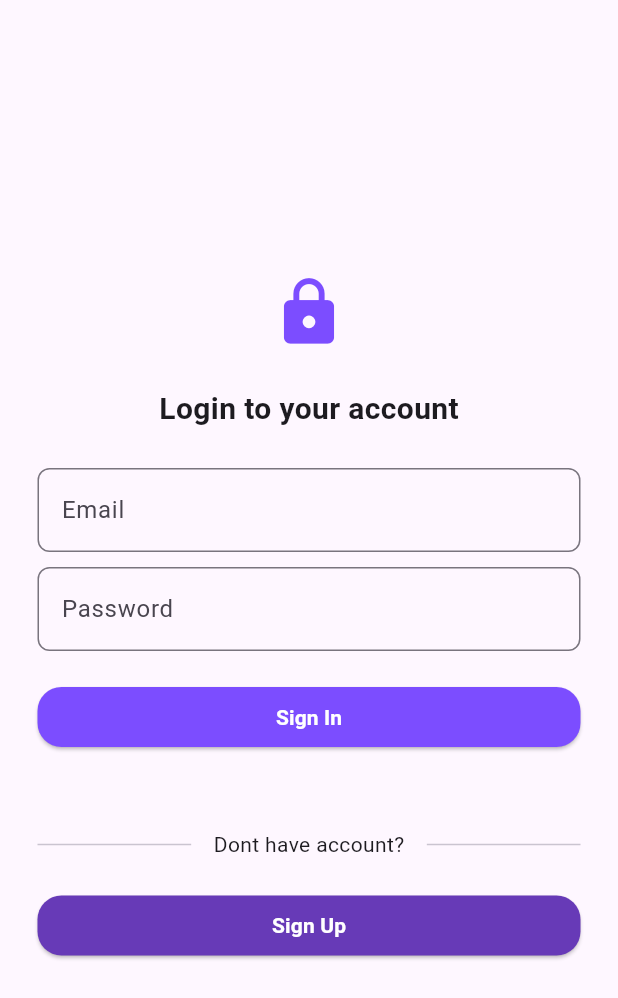
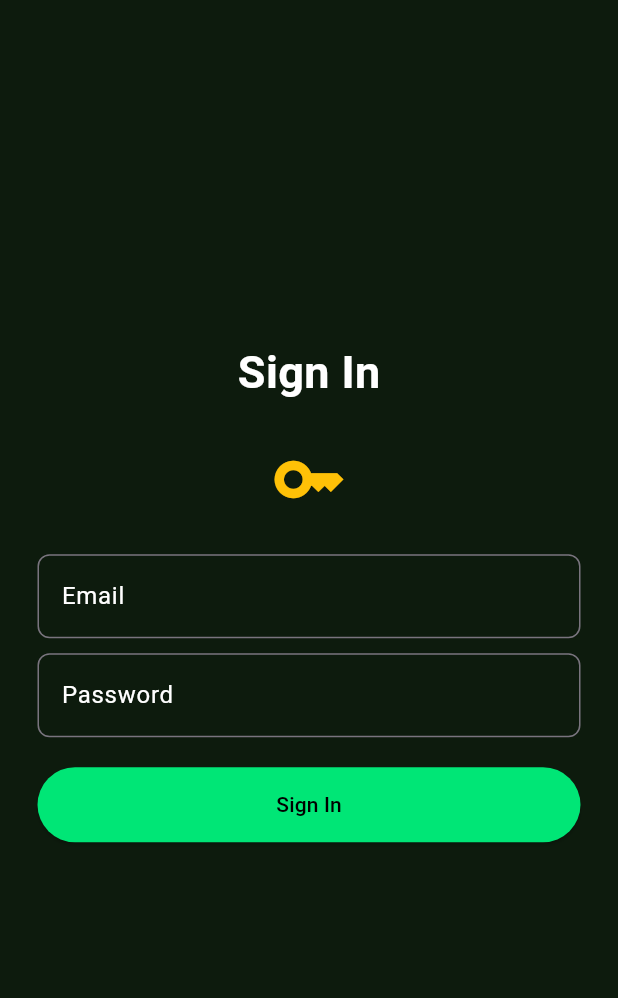
Before and after one commit to yunuscelikk/flutter_firebase_auth, a Flutter app: the LoginPage screen opened directly, on a phone screen of 412 x 824 dp. Shown: the top 998 px of the screen. Run offline on Flutter 3.47's test engine with Material 3 defaults, Android fonts, the phone set to English and light mode, and no system bars; our stand-ins replace firebase_auth, firebase_core; accounts and stored records are empty.

Commit message:
ui improve

```diff
--- a/lib/components/my_button.dart
+++ b/lib/components/my_button.dart
@@ -16,17 +16,18 @@ class MyButton extends StatelessWidget {
   Widget build(BuildContext context) {
     return SizedBox(
       width: double.infinity,
+      height: 50,
       child: ElevatedButton(
         style: ElevatedButton.styleFrom(
           shape: RoundedRectangleBorder(
-            borderRadius: BorderRadius.circular(16),
+            borderRadius: BorderRadius.circular(30),
           ),
           backgroundColor: backgroundColor,
         ),
         onPressed: onPressed,
         child: Text(
           text,
-          style: TextStyle(fontWeight: FontWeight.bold, color: Colors.white),
+          style: TextStyle(fontWeight: FontWeight.w500, color: Colors.black),
         ),
       ),
     );
--- a/lib/components/my_text_field.dart
+++ b/lib/components/my_text_field.dart
@@ -18,8 +18,10 @@ class MyTextField extends StatelessWidget {
       controller: controller,
       obscureText: obscureText,
       decoration: InputDecoration(
+        hintStyle: TextStyle(color: Colors.white),
         border: OutlineInputBorder(borderRadius: BorderRadius.circular(8)),
         labelText: labelText,
+        labelStyle: TextStyle(color: Colors.white),
       ),
     );
   }
--- a/lib/main.dart
+++ b/lib/main.dart
@@ -1,7 +1,7 @@
 import 'package:firebase_core/firebase_core.dart';
 import 'package:flutter/material.dart';
 import 'package:flutter_firebase_auth/pages/home_page.dart';
-import 'package:flutter_firebase_auth/pages/login_page.dart';
+
 import 'firebase_options.dart';
 
 const clientId = 'YOUR_CLIENT_ID';
--- a/lib/pages/home_page.dart
+++ b/lib/pages/home_page.dart
@@ -48,6 +48,7 @@ class HomePage extends StatelessWidget {
                   children: [
                     Expanded(
                       child: FloatingActionButton(
+                        heroTag: "fab_register",
                         shape: RoundedRectangleBorder(
                           borderRadius: BorderRadius.circular(30),
                         ),
@@ -77,6 +78,7 @@ class HomePage extends StatelessWidget {
                   children: [
                     Expanded(
                       child: FloatingActionButton(
+                        heroTag: "fab_login",
                         shape: RoundedRectangleBorder(
                           borderRadius: BorderRadius.circular(30),
                         ),
--- a/lib/pages/login_page.dart
+++ b/lib/pages/login_page.dart
@@ -6,7 +6,6 @@ import 'package:flutter_firebase_auth/auth_service.dart';
 import 'package:flutter_firebase_auth/components/my_button.dart';
 import 'package:flutter_firebase_auth/components/my_text_field.dart';
 import 'package:flutter_firebase_auth/pages/home_page.dart';
-import 'register_page.dart';
 
 class LoginPage extends StatefulWidget {
   const LoginPage({super.key});
@@ -27,14 +26,12 @@ class _LoginPageState extends State<LoginPage> {
 
   void signIn() async {
     try {
-      final user = await authService.value.signIn(
+      await authService.value.signIn(
         email: controllerEmail.text,
         password: controllerPassword.text,
       );
-      if (user != null) {
-        log('User logged in');
-        goToHome(context);
-      }
+      log('User logged in');
+      goToHome(context);
     } on FirebaseAuthException catch (e) {
       setState(() {
         errorMessage = e.message ?? "There is an error";
@@ -45,6 +42,7 @@ class _LoginPageState extends State<LoginPage> {
   @override
   Widget build(BuildContext context) {
     return Scaffold(
+      backgroundColor: const Color.fromARGB(255, 13, 27, 13),
       body: SafeArea(
         child: Padding(
           padding: const EdgeInsets.all(25.0),
@@ -52,18 +50,16 @@ class _LoginPageState extends State<LoginPage> {
             child: Column(
               mainAxisAlignment: MainAxisAlignment.center,
               children: [
-                SizedBox(
-                  child: Icon(
-                    Icons.lock,
-                    size: 50,
-                    color: Colors.deepPurpleAccent,
+                Text(
+                  "Sign In",
+                  style: TextStyle(
+                    color: Colors.white,
+                    fontSize: 30,
+                    fontWeight: FontWeight.bold,
                   ),
                 ),
                 SizedBox(height: 25),
-                Text(
-                  "Login to your account",
-                  style: TextStyle(fontSize: 20, fontWeight: FontWeight.bold),
-                ),
+                SizedBox(child: Icon(Icons.key, size: 50, color: Colors.amber)),
                 SizedBox(height: 25),
                 MyTextField(
                   controller: controllerEmail,
@@ -82,34 +78,10 @@ class _LoginPageState extends State<LoginPage> {
                     signIn();
                   },
                   text: "Sign In",
-                  backgroundColor: Colors.deepPurpleAccent,
+                  backgroundColor: Colors.greenAccent[400],
                 ),
                 SizedBox(height: 15),
                 Text(errorMessage, style: TextStyle(color: Colors.redAccent)),
-                SizedBox(height: 15),
-                Row(
-                  children: [
-                    Expanded(child: Divider()),
-                    Padding(
-                      padding: const EdgeInsets.symmetric(horizontal: 15.0),
-                      child: Text("Dont have account?"),
-                    ),
-                    const Expanded(child: Divider()),
-                  ],
-                ),
-                const SizedBox(height: 20),
-                MyButton(
-                  onPressed: () {
-                    Navigator.push(
-                      context,
-                      MaterialPageRoute(
-                        builder: (context) => const RegisterPage(),
-                      ),
-                    );
-                  },
-                  text: "Sign Up",
-                  backgroundColor: Colors.deepPurple,
-                ),
               ],
             ),
           ),
--- a/pubspec.yaml
+++ b/pubspec.yaml
@@ -63,6 +63,7 @@ flutter:
   assets:
     - lib/images/google.png
     - lib/images/apple.png
+    - lib/images/home_page_gif.gif
   #   - images/a_dot_ham.jpeg
 
   # An image asset can refer to one or more resolution-specific "variants", see
```
Also changed, not shown: lib/pages/register_page.dart (+12 -12 lines), lib/images/home_page_gif.gif (added).
